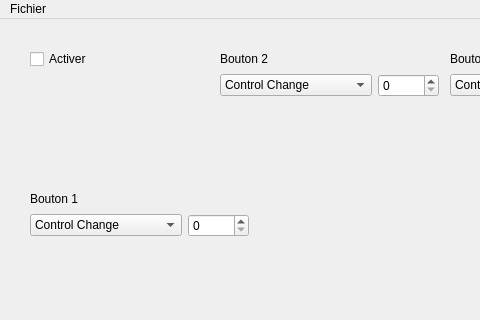
This is desktop/src/MainWindow.ui in CommandMaker/arduino-pedalboard-midi as Qt 5 draws it before an edit; both pictures show x 0 to 480 and y 0 to 320 of the 1100 by 800 pixel window. The edited form follows.
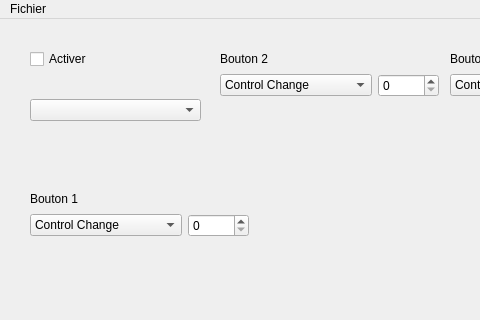
This is the edited form. Icons and pictures are not drawn.

Commit message: feat(all): basic functionality (only 2 buttons working) feat(desktop): MIDI communication with RtMIDI & serial communication fix(build): edit some CMake files

The edit to the form file:
```diff
--- a/desktop/src/MainWindow.ui
+++ b/desktop/src/MainWindow.ui
@@ -884,6 +884,16 @@
      <string>Activer</string>
     </property>
    </widget>
+   <widget class="QComboBox" name="midi_port_selection">
+    <property name="geometry">
+     <rect>
+      <x>30</x>
+      <y>80</y>
+      <width>171</width>
+      <height>22</height>
+     </rect>
+    </property>
+   </widget>
   </widget>
   <widget class="QMenuBar" name="menubar">
    <property name="geometry">
```
The commit also changes 12 other files.
